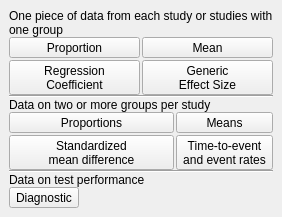
AliSalman-et-al/rc-metastudio, file src/rc_metastudio/forms/data_type_page.ui: the form before one commit.
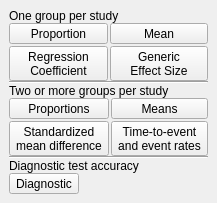
The form after the commit. Icons and pictures are not drawn.

Patch:
```diff
--- a/src/rc_metastudio/forms/data_type_page.ui
+++ b/src/rc_metastudio/forms/data_type_page.ui
@@ -45,7 +45,7 @@
       </font>
      </property>
      <property name="text">
-      <string>One piece of data from each study or studies with one group</string>
+      <string>One group per study</string>
      </property>
      <property name="wordWrap"><bool>true</bool></property>
     </widget>
@@ -196,7 +196,7 @@
    <item>
     <widget class="QLabel" name="label_4">
      <property name="text">
-      <string>Data on two or more groups per study</string>
+      <string>Two or more groups per study</string>
      </property>
      <property name="wordWrap"><bool>true</bool></property>
     </widget>
@@ -324,7 +324,7 @@
    <item>
     <widget class="QLabel" name="label_5">
      <property name="text">
-      <string>Data on test performance</string>
+      <string>Diagnostic test accuracy</string>
      </property>
      <property name="wordWrap"><bool>true</bool></property>
     </widget>
```
